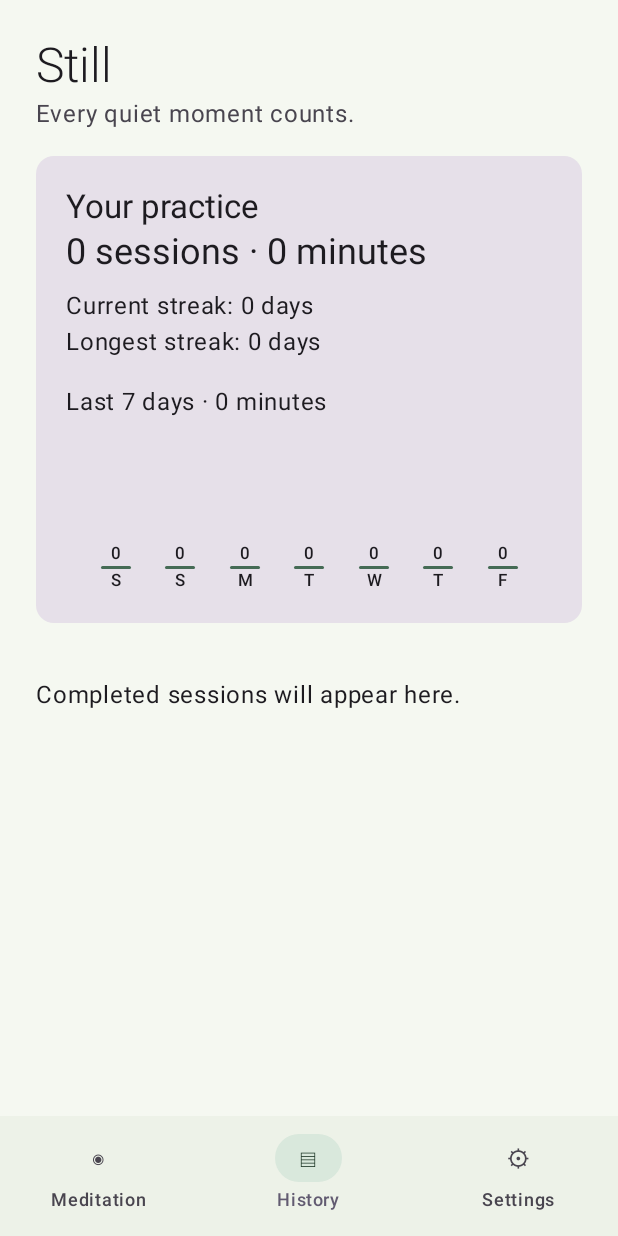
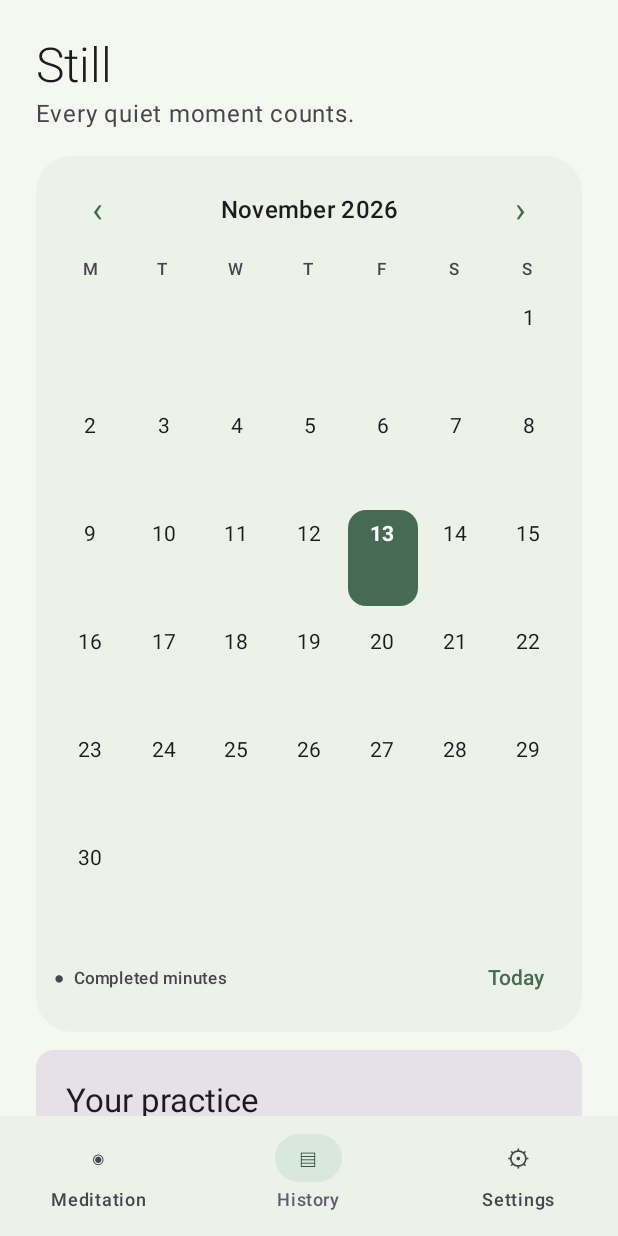
Before and after one commit to snillosh/meditation-timer, an Android app built with Jetpack Compose: the screen it shows after launch (MainActivity), item 2 of the bottom bar chosen, on a phone screen of 412 x 824 dp. Run offline under Robolectric (Android 15) with nearby library versions, the phone set to English and light mode, and no system bars.

Commit message:
Add monthly history calendar with daily session activity

```diff
--- a/app/build.gradle.kts
+++ b/app/build.gradle.kts
@@ -18,4 +18,9 @@ dependencies {
  testImplementation("junit:junit:4.13.2")
  androidTestImplementation("androidx.test.ext:junit:1.3.0")
  androidTestImplementation("androidx.test:runner:1.7.0")
+ androidTestImplementation(platform("androidx.compose:compose-bom:2026.02.00"))
+ androidTestImplementation("androidx.compose.ui:ui-test-junit4")
+ // Compose transitively selects Espresso 3.5, whose hidden input API was removed on API 37.
+ androidTestImplementation("androidx.test.espresso:espresso-core:3.7.0")
+ debugImplementation("androidx.compose.ui:ui-test-manifest")
 }
--- /dev/null
+++ b/app/src/main/java/uk/co/meditationtimer/HistoryCalendar.kt
@@ -0,0 +1,100 @@
+package uk.co.meditationtimer
+
+import androidx.compose.foundation.BorderStroke
+import androidx.compose.foundation.background
+import androidx.compose.foundation.layout.*
+import androidx.compose.foundation.shape.CircleShape
+import androidx.compose.foundation.shape.RoundedCornerShape
+import androidx.compose.material3.*
+import androidx.compose.runtime.Composable
+import androidx.compose.ui.graphics.Color
+import androidx.compose.ui.text.style.TextAlign
+import androidx.compose.ui.Alignment
+import androidx.compose.ui.Modifier
+import androidx.compose.ui.semantics.contentDescription
+import androidx.compose.ui.semantics.semantics
+import androidx.compose.ui.semantics.selected
+import androidx.compose.ui.text.font.FontWeight
+import androidx.compose.ui.unit.dp
+import java.time.LocalDate
+import java.time.YearMonth
+import java.time.format.DateTimeFormatter
+
+@Composable
+fun HistoryCalendar(
+    month: YearMonth,
+    selectedDate: LocalDate,
+    today: LocalDate,
+    sessions: List<Completed>,
+    onMonthChange: (YearMonth) -> Unit,
+    onSelectDate: (LocalDate) -> Unit
+) {
+    val totals = sessions.groupBy { it.date }.mapValues { (_, rows) -> rows.sumOf { it.duration } / 60000 }
+    Card(Modifier.fillMaxWidth(), shape = RoundedCornerShape(24.dp),
+        colors = CardDefaults.cardColors(containerColor = MaterialTheme.colorScheme.surfaceContainer)) {
+        Column(Modifier.padding(12.dp), verticalArrangement = Arrangement.spacedBy(8.dp)) {
+            Row(verticalAlignment = Alignment.CenterVertically) {
+                TextButton(
+                    onClick = { onMonthChange(month.minusMonths(1)) },
+                    modifier = Modifier.semantics { contentDescription = "Previous month" }
+                ) { Text("‹", style = MaterialTheme.typography.headlineSmall) }
+                Text(month.format(DateTimeFormatter.ofPattern("MMMM yyyy")),
+                    modifier = Modifier.weight(1f), textAlign = TextAlign.Center, style = MaterialTheme.typography.titleMedium,
+                    fontWeight = FontWeight.Medium)
+                TextButton(
+                    onClick = { onMonthChange(month.plusMonths(1)) },
+                    modifier = Modifier.semantics { contentDescription = "Next month" }
+                ) { Text("›", style = MaterialTheme.typography.headlineSmall) }
+            }
+            Row(Modifier.fillMaxWidth()) {
+                listOf("M", "T", "W", "T", "F", "S", "S").forEach { label ->
+                    Box(Modifier.weight(1f), contentAlignment = Alignment.Center) {
+                        Text(label, style = MaterialTheme.typography.labelSmall,
+                            color = MaterialTheme.colorScheme.onSurfaceVariant)
+                    }
+                }
+            }
+            calendarWeeks(month).forEach { week ->
+                Row(Modifier.fillMaxWidth(), horizontalArrangement = Arrangement.spacedBy(2.dp)) {
+                    week.forEach { date ->
+                        if (date == null) {
+                            Spacer(Modifier.weight(1f).height(64.dp))
+                        } else {
+                            val isSelected = date == selectedDate
+                            val minutes = totals[date]
+                            val foreground = if (isSelected) MaterialTheme.colorScheme.onPrimary else MaterialTheme.colorScheme.onSurface
+                            Surface(
+                                onClick = { onSelectDate(date) },
+                                modifier = Modifier.weight(1f).heightIn(min = 64.dp).semantics {
+                                    selected = isSelected
+                                    contentDescription = "${date.format(DateTimeFormatter.ofPattern("EEEE, d MMMM yyyy"))}, " +
+                                        (minutes?.let { "$it minutes meditated" } ?: "No sessions") +
+                                        if (date == today) ", Today" else ""
+                                },
+                                shape = RoundedCornerShape(12.dp),
+                                color = if (isSelected) MaterialTheme.colorScheme.primary else Color.Transparent,
+                                border = if (date == today && !isSelected) BorderStroke(1.dp, MaterialTheme.colorScheme.primary) else null
+                            ) {
+                                Column(Modifier.padding(vertical = 6.dp), horizontalAlignment = Alignment.CenterHorizontally,
+                                    verticalArrangement = Arrangement.spacedBy(2.dp)) {
+                                    Text("${date.dayOfMonth}", color = foreground,
+                                        style = MaterialTheme.typography.bodyMedium,
+                                        fontWeight = if (isSelected || date == today) FontWeight.Bold else FontWeight.Normal)
+                                    if (minutes != null) {
+                                        Box(Modifier.size(4.dp).background(foreground, CircleShape))
+                                        Text("${minutes}m", color = foreground, style = MaterialTheme.typography.labelSmall)
+                                    } else Spacer(Modifier.height(20.dp))
+                                }
+                            }
+                        }
+                    }
+                }
+            }
+            Row(Modifier.fillMaxWidth(), verticalAlignment = Alignment.CenterVertically) {
+                Text("●  Completed minutes", Modifier.weight(1f),
+                    style = MaterialTheme.typography.labelSmall, color = MaterialTheme.colorScheme.onSurfaceVariant)
+                TextButton(onClick = { onMonthChange(YearMonth.from(today)); onSelectDate(today) }) { Text("Today") }
+            }
+        }
+    }
+}
--- a/app/src/main/java/uk/co/meditationtimer/MainActivity.kt
+++ b/app/src/main/java/uk/co/meditationtimer/MainActivity.kt
@@ -17,6 +17,7 @@ import androidx.compose.foundation.lazy.items
 import androidx.compose.foundation.shape.RoundedCornerShape
 import androidx.compose.material3.*
 import androidx.compose.runtime.*
+import androidx.compose.runtime.saveable.rememberSaveable
 import androidx.compose.ui.Alignment
 import androidx.compose.ui.Modifier
 import androidx.compose.ui.graphics.Color
@@ -80,7 +81,7 @@ class MainActivity: ComponentActivity() {
     val version=m.refreshVersion
     val owner=androidx.lifecycle.compose.LocalLifecycleOwner.current
     LaunchedEffect(owner) { owner.lifecycle.repeatOnLifecycle(Lifecycle.State.STARTED) { while(isActive) { m.refresh(); delay(1000) } } }
-    var tab by remember { mutableIntStateOf(0) }
+    var tab by rememberSaveable { mutableIntStateOf(0) }
     Scaffold(bottomBar={ NavigationBar {
         listOf("Meditation","History","Settings").forEachIndexed { i,label -> NavigationBarItem(selected=tab==i,onClick={tab=i},icon={Text(listOf("◉","▤","⚙")[i])},label={Text(label)}) }
     } }) { padding ->
@@ -88,7 +89,7 @@ class MainActivity: ComponentActivity() {
             Spacer(Modifier.height(24.dp)); Text("Still",style=MaterialTheme.typography.headlineLarge,fontWeight=FontWeight.Light)
             Text(listOf("A little space to be.","Every quiet moment counts.","Make room for your practice.")[tab],color=MaterialTheme.colorScheme.onSurfaceVariant)
             Spacer(Modifier.height(16.dp))
-            when(tab) { 0 -> Meditation(m); 1 -> History(m); else -> PreferencesScreen(m,a) }
+            when(tab) { 0 -> Meditation(m); 1 -> History(m.history) { row -> m.action {m.engine.store.delete(row.id);null} }; else -> PreferencesScreen(m,a) }
         }
     }
     m.error?.let { text -> AlertDialog(onDismissRequest={m.error=null},title={Text("Timer needs attention")},text={Text(text)},confirmButton={TextButton(onClick={m.error=null}){Text("OK")}}) }
@@ -133,10 +134,24 @@ class MainActivity: ComponentActivity() {
     var value by remember { mutableStateOf(initial.toString()) }
     AlertDialog(onDismissRequest=dismiss,title={Text("Meditation duration")},text={OutlinedTextField(value=value,onValueChange={value=it.filter(Char::isDigit).take(3)},label={Text("Minutes · 1–120")},singleLine=true)},confirmButton={TextButton(enabled=value.toIntOrNull() in 1..120,onClick={save(value.toInt())}){Text("Save")}},dismissButton={TextButton(onClick=dismiss){Text("Cancel")}})
 }
-@Composable fun History(m: MeditationModel) {
-    val stats=statistics(m.history,LocalDate.now()); var deleting by remember { mutableStateOf<Completed?>(null) }
+@Composable fun History(sessions: List<Completed>, onDelete: (Completed) -> Unit) {
+    val today=LocalDate.now()
+    var selectedDay by rememberSaveable { mutableStateOf(today.toString()) }
+    var displayedMonth by rememberSaveable { mutableStateOf(YearMonth.from(today).toString()) }
+    val selectedDate=LocalDate.parse(selectedDay)
+    val month=YearMonth.parse(displayedMonth)
+    val dailySessions=sessions.filter { it.date==selectedDate }
+    val stats=statistics(sessions,today); var deleting by remember { mutableStateOf<Completed?>(null) }
     LazyColumn(verticalArrangement=Arrangement.spacedBy(12.dp)) {
-        item { Card(Modifier.fillMaxWidth()) { Column(Modifier.padding(20.dp)) {
+        item(key="calendar") {
+            HistoryCalendar(month,selectedDate,today,sessions,
+                onMonthChange={ next ->
+                    displayedMonth=next.toString()
+                    selectedDay=next.atDay(minOf(selectedDate.dayOfMonth,next.lengthOfMonth())).toString()
+                },
+                onSelectDate={ selectedDay=it.toString() })
+        }
+        item(key="statistics") { Card(Modifier.fillMaxWidth()) { Column(Modifier.padding(20.dp)) {
             Text("Your practice",style=MaterialTheme.typography.titleLarge)
             Text("${stats.count} sessions · ${stats.minutes} minutes",style=MaterialTheme.typography.headlineSmall)
             Spacer(Modifier.height(8.dp)); Text("Current streak: ${stats.current} days\nLongest streak: ${stats.longest} days")
@@ -149,14 +164,20 @@ class MainActivity: ComponentActivity() {
                 } }
             }
         } } }
-        if(m.history.isEmpty()) item { Text("Completed sessions will appear here.",modifier=Modifier.padding(vertical=24.dp)) }
-        items(m.history,key={it.id}) { row -> Card(Modifier.fillMaxWidth()) { Row(Modifier.padding(16.dp),verticalAlignment=Alignment.CenterVertically) {
+        item(key="day-heading") {
+            Column(Modifier.padding(top=8.dp)) {
+                Text(selectedDate.format(DateTimeFormatter.ofPattern("EEEE, d MMMM yyyy")),style=MaterialTheme.typography.titleMedium)
+                Text("${dailySessions.size} sessions · ${dailySessions.sumOf { it.duration }/60000} minutes",color=MaterialTheme.colorScheme.onSurfaceVariant)
+            }
+        }
+        if(dailySessions.isEmpty()) item { Text("No sessions this day.",modifier=Modifier.padding(vertical=16.dp)) }
+        items(dailySessions,key={it.id}) { row -> Card(Modifier.fillMaxWidth()) { Row(Modifier.padding(16.dp),verticalAlignment=Alignment.CenterVertically) {
             Column(Modifier.weight(1f)) { Text(row.date.format(DateTimeFormatter.ofPattern("EEE, d MMM yyyy"))); Text("${Instant.ofEpochMilli(row.millis).atZone(ZoneId.of(row.zone)).format(DateTimeFormatter.ofPattern("HH:mm"))} · ${row.duration/60000} min",color=MaterialTheme.colorScheme.onSurfaceVariant) }
             TextButton(onClick={deleting=row}) { Text("Delete") }
         } } }
         item { Spacer(Modifier.height(16.dp)) }
     }
-    deleting?.let { row -> AlertDialog(onDismissRequest={deleting=null},title={Text("Delete this session?")},text={Text("Statistics and streaks will update from the remaining history.")},confirmButton={TextButton(onClick={m.action {m.engine.store.delete(row.id);null};deleting=null}){Text("Delete")}},dismissButton={TextButton(onClick={deleting=null}){Text("Cancel")}}) }
+    deleting?.let { row -> AlertDialog(onDismissRequest={deleting=null},title={Text("Delete this session?")},text={Text("Statistics and streaks will update from the remaining history.")},confirmButton={TextButton(onClick={onDelete(row);deleting=null}){Text("Delete")}},dismissButton={TextButton(onClick={deleting=null}){Text("Cancel")}}) }
 }
 @Composable fun Health(title: String,status: String,detail: String,action: String?=null,run: ()->Unit={}) {
     Card(Modifier.fillMaxWidth()) { Column(Modifier.padding(16.dp)) {
--- a/app/src/main/java/uk/co/meditationtimer/Model.kt
+++ b/app/src/main/java/uk/co/meditationtimer/Model.kt
@@ -28,3 +28,10 @@ fun nextReminder(now: ZonedDateTime, hour: Int, minute: Int): ZonedDateTime {
     if (!next.isAfter(now)) next = now.toLocalDate().plusDays(1).atTime(hour, minute).atZone(now.zone)
     return next
 }
+
+/** Monday-first rows, padded with empty cells so neighbouring months never look selectable. */
+fun calendarWeeks(month: YearMonth): List<List<LocalDate?>> {
+    val offset = month.atDay(1).dayOfWeek.value - 1
+    val cells = List<LocalDate?>(offset) { null } + (1..month.lengthOfMonth()).map(month::atDay)
+    return (cells + List<LocalDate?>((7 - cells.size % 7) % 7) { null }).chunked(7)
+}
```
Also changed, not shown: 5 other files.
